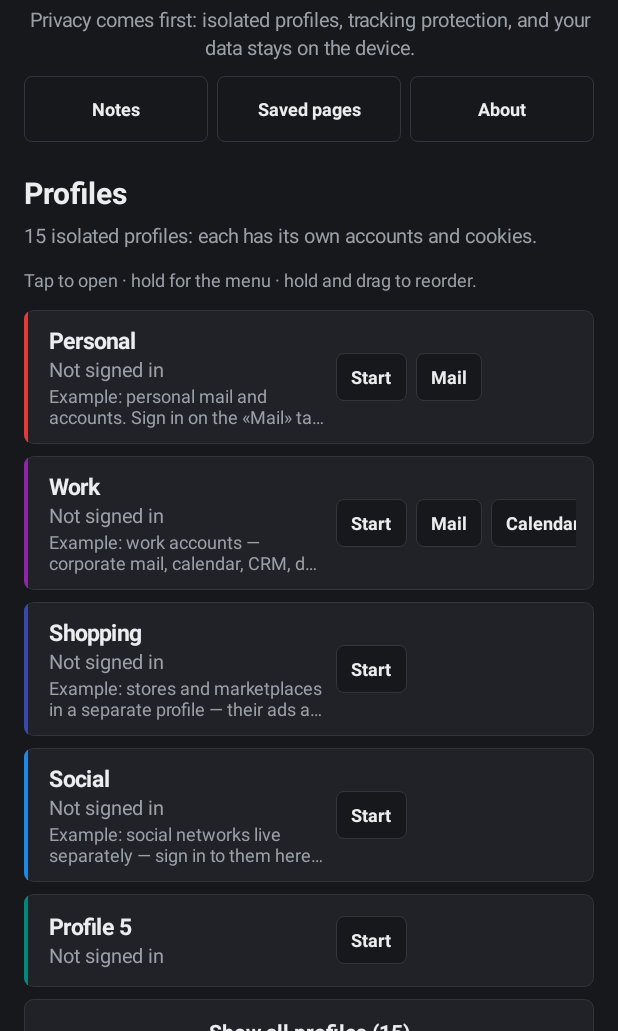
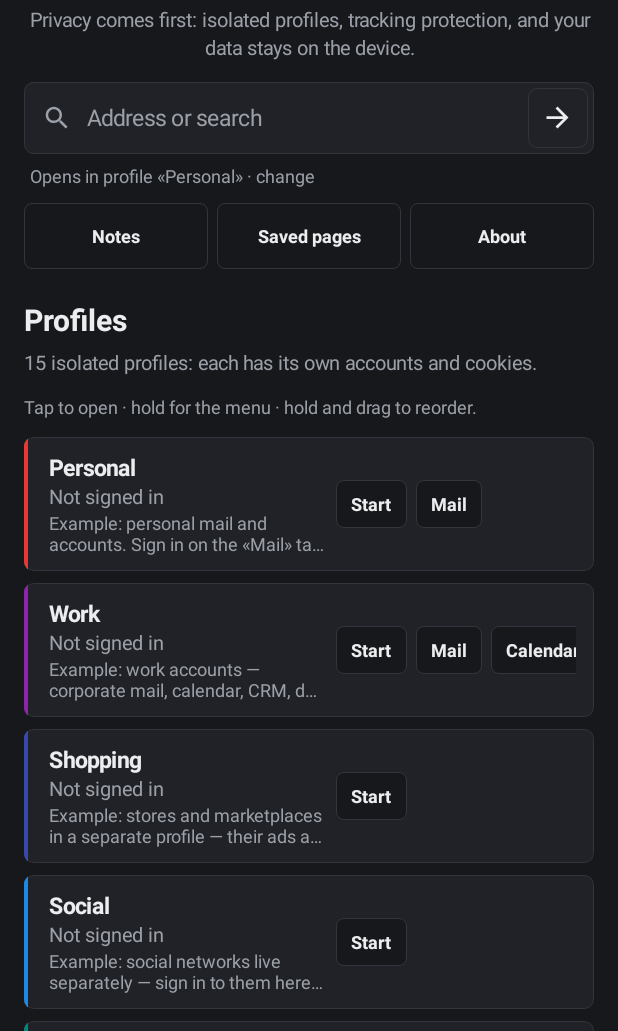
Before and after one commit to basilsolanji-hash/Browser, an Android app: the screen it shows after launch (MainActivity), after a tap on "Skip", on a phone screen of 412 x 824 dp, the part 205-1236 px from its top. Run offline under Robolectric (Android 15) with nearby library versions, the phone set to English and light mode, and no system bars; libraries missing offline, so code that uses them is left out: org.mozilla.geckoview; pictures from the network do not load; 2 statements that could not run were skipped.

Commit message:
Quick search on the main screen
A search/address field under the brand header opens the query (search engine) or the
address as a new tab in the last used profile; the line below names that profile and
lets you pick another. Address-to-URL logic moved to Search.toUrl.
Acceptance: type an address on the main screen and check the new tab.

Co-Authored-By: Claude Opus 5.5 <noreply@anthropic.com>
Claude-Session: https://claude.ai/code/session_01YE5tMgeqTeXjqZqXwwtkCH

```diff
--- a/app/src/main/java/ru/multibrowser/MainActivity.kt
+++ b/app/src/main/java/ru/multibrowser/MainActivity.kt
@@ -3,10 +3,13 @@ package ru.multibrowser
 import android.content.Intent
 import android.graphics.Typeface
 import android.os.Bundle
+import android.text.InputType
 import android.text.TextUtils
 import android.view.Gravity
+import android.view.KeyEvent
 import android.view.MotionEvent
 import android.view.View
+import android.view.inputmethod.EditorInfo
 import android.widget.EditText
 import android.widget.ImageView
 import android.widget.HorizontalScrollView
@@ -36,6 +39,8 @@ class MainActivity : AppCompatActivity() {
         Ui.init(this)
         list = LinearLayout(this).apply {
             orientation = LinearLayout.VERTICAL
+            // Фокус на списке, а не на поле поиска: клавиатура не выскакивает при открытии.
+            isFocusableInTouchMode = true
             setPadding(dp(16), dp(20), dp(16), dp(24))
         }
         val root = ScrollView(this).apply {
@@ -83,6 +88,7 @@ class MainActivity : AppCompatActivity() {
             })
             addView(ExtrasUi.paragraph(context, Tr.t("about_desc"), 13f, Ui.MUTED).apply { gravity = Gravity.CENTER })
         })
+        list.addView(quickSearch())
         // Быстрый доступ к библиотеке и сведениям о приложении.
         list.addView(LinearLayout(this).apply {
             orientation = LinearLayout.HORIZONTAL
@@ -172,6 +178,63 @@ class MainActivity : AppCompatActivity() {
             Profiles.setOrder(this, ids + Profiles.order(this).filterNot { it in ids })
         } else {
             profileMenu(p)
+        }
+    }
+
+    /** Быстрый поиск: запрос или адрес открывается новой вкладкой в последнем (или выбранном) профиле. */
+    private fun quickSearch(): View {
+        var target = Profiles.lastProfile(this)
+        val where = TextView(this).apply {
+            textSize = 12f
+            setTextColor(Ui.MUTED)
+            setPadding(dp(4), dp(6), dp(4), 0)
+        }
+        fun showTarget() { where.text = Tr.t("qs_in_profile", Profiles.get(this, target).name) }
+        showTarget()
+        where.setOnClickListener {
+            val all = Profiles.all(this)
+            AlertDialog.Builder(this)
+                .setTitle(Tr.t("qs_pick_profile"))
+                .setItems(all.map { it.name }.toTypedArray()) { _, i -> target = all[i].id; showTarget() }
+                .show()
+        }
+        val field = EditText(this).apply {
+            hint = Tr.t("address_hint")
+            contentDescription = Tr.t("address_hint")
+            setSingleLine()
+            textSize = 15f
+            setTextColor(Ui.TEXT)
+            setHintTextColor(Ui.MUTED)
+            imeOptions = EditorInfo.IME_ACTION_GO
+            inputType = InputType.TYPE_CLASS_TEXT or InputType.TYPE_TEXT_VARIATION_URI
+            background = null
+            setPadding(dp(10), 0, dp(10), 0)
+        }
+        fun go() {
+            val text = field.text.toString()
+            if (text.isBlank()) return
+            field.setText("")
+            startActivity(Intent(this, BrowserActivity::class.java)
+                .putExtra(BrowserActivity.EXTRA_PROFILE, target)
+                .putExtra(BrowserActivity.EXTRA_ACTION, BrowserActivity.ACTION_NEW_TAB)
+                .putExtra(BrowserActivity.EXTRA_URL, Search.toUrl(this, text)))
+        }
+        field.setOnEditorActionListener { _, action, event ->
+            val enter = event?.keyCode == KeyEvent.KEYCODE_ENTER && event.action == KeyEvent.ACTION_DOWN
+            if (action == EditorInfo.IME_ACTION_GO || enter) { go(); true } else false
+        }
+        return LinearLayout(this).apply {
+            orientation = LinearLayout.VERTICAL
+            setPadding(0, dp(10), 0, dp(4))
+            addView(LinearLayout(context).apply {
+                gravity = Gravity.CENTER_VERTICAL
+                background = Ui.rounded(Ui.SURFACE, dpf(6), dp(1))
+                setPadding(dp(12), 0, dp(4), 0)
+                addView(icon(R.drawable.ic_search, Ui.MUTED, 20))
+                addView(field, LinearLayout.LayoutParams(0, dp(48), 1f))
+                addView(iconButton(R.drawable.ic_forward, Tr.t("qs_go")) { go() }, LinearLayout.LayoutParams(dp(40), dp(40)))
+            })
+            addView(where)
         }
     }
 
--- a/app/src/main/java/ru/multibrowser/Profiles.kt
+++ b/app/src/main/java/ru/multibrowser/Profiles.kt
@@ -103,6 +103,14 @@ object Profiles {
         prefs(ctx).edit().putString("pin", pinId).apply()
     }
 
+    /** Профиль, которым пользовались последним (быстрый поиск на главном открывает в нём). */
+    fun lastProfile(ctx: Context): Int =
+        prefs(ctx).getInt("last_profile", 0).takeIf { it in order(ctx) } ?: order(ctx).first()
+
+    fun saveLastProfile(ctx: Context, id: Int) {
+        prefs(ctx).edit().putInt("last_profile", id).apply()
+    }
+
     /** Заголовок Gmail выглядит как «Входящие (3) - name@gmail.com - Gmail»: берём адрес и число непрочитанных. */
     fun updateFromTitle(ctx: Context, id: Int, title: String?) {
         if (title == null || !title.contains("Gmail")) return
--- a/app/src/main/java/ru/multibrowser/TrExtras.kt
+++ b/app/src/main/java/ru/multibrowser/TrExtras.kt
@@ -74,6 +74,9 @@ internal object TrExtras {
         "dl_progress_unknown" to listOf("%s downloaded", "Скачано %s", "%s descargado", "%s baixado", "%s téléchargé", "%s heruntergeladen", "تم تنزيل %s", "%s डाउनलोड हुआ", "%s indirildi", "已下载 %s"),
         "dl_done" to listOf("Downloaded · %s", "Скачано · %s", "Descargado · %s", "Baixado · %s", "Téléchargé · %s", "Heruntergeladen · %s", "تم التنزيل · %s", "डाउनलोड हुआ · %s", "İndirildi · %s", "已下载 · %s"),
         "dl_cancelled" to listOf("Download cancelled: %s", "Скачивание отменено: %s", "Descarga cancelada: %s", "Download cancelado: %s", "Téléchargement annulé : %s", "Download abgebrochen: %s", "تم إلغاء التنزيل: %s", "डाउनलोड रद्द: %s", "İndirme iptal edildi: %s", "已取消下载：%s"),
+        "qs_in_profile" to listOf("Opens in profile «%s» · change", "Откроется в профиле «%s» · сменить", "Se abre en el perfil «%s» · cambiar", "Abre no perfil «%s» · mudar", "S'ouvre dans le profil « %s » · changer", "Öffnet im Profil „%s“ · ändern", "يُفتح في الملف «%s» · تغيير", "प्रोफ़ाइल «%s» में खुलेगा · बदलें", "«%s» profilinde açılır · değiştir", "将在配置文件“%s”中打开 · 更改"),
+        "qs_pick_profile" to listOf("Open in profile", "Открыть в профиле", "Abrir en el perfil", "Abrir no perfil", "Ouvrir dans le profil", "Im Profil öffnen", "فتح في الملف", "प्रोफ़ाइल में खोलें", "Profilde aç", "在配置文件中打开"),
+        "qs_go" to listOf("Go", "Перейти", "Ir", "Ir", "Aller", "Los", "انتقال", "जाएँ", "Git", "前往"),
         "full_screen" to listOf("Full screen", "Полный экран", "Pantalla completa", "Tela cheia", "Plein écran", "Vollbild", "ملء الشاشة", "फ़ुल स्क्रीन", "Tam ekran", "全屏"),
         "exit_full_screen" to listOf("Exit full screen", "Выйти из полного экрана", "Salir de pantalla completa", "Sair da tela cheia", "Quitter le plein écran", "Vollbild beenden", "الخروج من ملء الشاشة", "फ़ुल स्क्रीन से बाहर", "Tam ekrandan çık", "退出全屏"),
         "web_only" to listOf("Works on web pages only", "Работает только на веб-страницах", "Solo funciona en páginas web", "Funciona apenas em páginas da web", "Fonctionne uniquement sur les pages web", "Funktioniert nur auf Webseiten", "يعمل على صفحات الويب فقط", "केवल वेब पेजों पर काम करता है", "Yalnızca web sayfalarında çalışır", "仅适用于网页"),
```
Also changed, not shown: app/src/main/java/ru/multibrowser/BrowserActivity.kt (+2 -8 lines), app/src/main/java/ru/multibrowser/Search.kt (+10 -0 lines), 1 other file.
